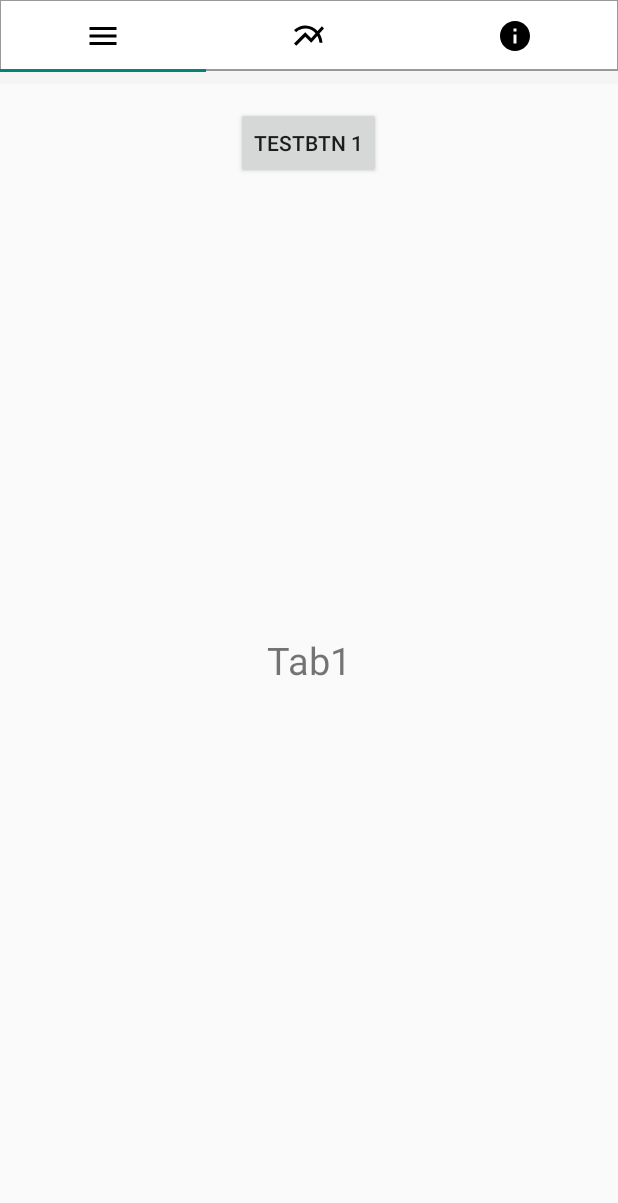
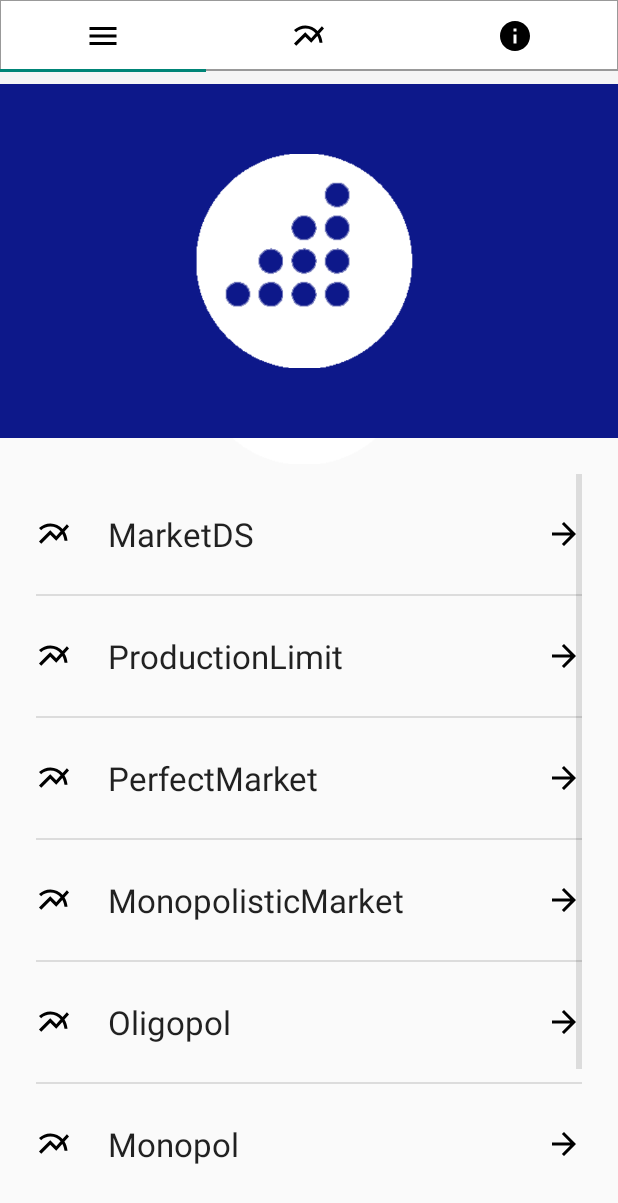
Before and after one commit to Tolas94/graphPef, an Android app: the MainScreenController screen opened directly, with no data from a screen before it, on a phone screen of 412 x 824 dp. Shown: the top 1203 px of the screen. Run offline under Robolectric (Android 15) with nearby library versions, the phone set to English and light mode, and no system bars; libraries missing offline, so code that uses them is left out: com.jjoe64.graphview; 21 statements that could not run were skipped.

Commit message:
new menu in menuFragment
Custom ArrayAdapter implemented
TODO onclicklistener

```diff
--- a/app/src/main/java/cz/mendelu/tomas/graphpef/GraphFragment.java
+++ b/app/src/main/java/cz/mendelu/tomas/graphpef/GraphFragment.java
@@ -267,6 +267,8 @@ public class GraphFragment extends Fragment{
 
     private void createShape(ArrayList<DataPoint> arrayList){
         //TODO create shape for are to be shown to user
+        // probably will not be able to do so
+        // possible solution is to draw backgroung with color on curve and white on the lower one
     }
 
     private void updateMenuTitles() {
--- a/app/src/main/java/cz/mendelu/tomas/graphpef/MainScreenController.java
+++ b/app/src/main/java/cz/mendelu/tomas/graphpef/MainScreenController.java
@@ -6,6 +6,8 @@ import android.support.design.widget.TabLayout;
 import android.support.v4.app.FragmentTransaction;
 import android.support.v4.view.ViewPager;
 import android.support.v7.app.AppCompatActivity;
+import android.widget.ArrayAdapter;
+import android.widget.ListView;
 
 import java.util.ArrayList;
 import java.util.HashMap;
@@ -68,7 +70,7 @@ public class MainScreenController extends AppCompatActivity{
     protected void onCreate(@Nullable Bundle savedInstanceState) {
         super.onCreate(savedInstanceState);
         setContentView(R.layout.main_screen_layout);
-        graphsDatabase = new HashMap<GraphEnum, GraphHelperObject>();
+        graphsDatabase = new HashMap<>();
         populateGraphDatabase();
 
         mSectionsPagerAdapter = new SectionsPagerAdapter(getSupportFragmentManager());
@@ -82,6 +84,7 @@ public class MainScreenController extends AppCompatActivity{
         tabLayout.getTabAt(0).setIcon(R.drawable.ic_menu_black_24dp);
         tabLayout.getTabAt(1).setIcon(R.drawable.ic_multiline_chart_black_24dp);
         tabLayout.getTabAt(2).setIcon(R.drawable.ic_info_black_24dp);
+
     }
 
     private void setupViewPager(ViewPager viewPager) {
--- a/app/src/main/java/cz/mendelu/tomas/graphpef/MenuFragment.java
+++ b/app/src/main/java/cz/mendelu/tomas/graphpef/MenuFragment.java
@@ -3,11 +3,16 @@ package cz.mendelu.tomas.graphpef;
 import android.os.Bundle;
 import android.support.annotation.Nullable;
 import android.support.v4.app.Fragment;
+import android.util.Log;
 import android.view.LayoutInflater;
 import android.view.View;
 import android.view.ViewGroup;
+import android.widget.ArrayAdapter;
 import android.widget.Button;
+import android.widget.ListView;
 import android.widget.Toast;
+
+import java.util.ArrayList;
 
 
 /**
@@ -17,21 +22,23 @@ import android.widget.Toast;
 public class MenuFragment extends Fragment{
     private static final String TAG = "MenuFragment";
 
-    private Button btnTest;
-
     @Nullable
     @Override
     public View onCreateView(LayoutInflater inflater, @Nullable ViewGroup container, @Nullable Bundle savedInstances) {
         View view = inflater.inflate(R.layout.menu_fragment,container,false);
-        btnTest = (Button) view.findViewById(R.id.BTNtest1);
+        Log.d(TAG,"onCreateView init");
 
-        btnTest.setOnClickListener(new View.OnClickListener(){
-            @Override
-            public void onClick(View view){
-                Toast.makeText(getActivity(), "TESTING BUTTON",Toast.LENGTH_SHORT).show();
-            }
-        });
 
+        ListView graphMenu = view.findViewById(R.id.listOfGraphs);
+
+        ArrayList<String> graphNames = new ArrayList<>();
+        Log.d(TAG,"graphNames init");
+        for(MainScreenController.GraphEnum graphEnum: MainScreenController.GraphEnum.values()){
+            graphNames.add(graphEnum.toString());
+        }
+        Log.d(TAG,"graphNames size[" + graphNames.size() + "] e.g " /*+ graphNames.get(0)*/);
+        MenuListAdapter adapter = new MenuListAdapter(getActivity(), R.layout.graph_menu_item_layout, graphNames);
+        graphMenu.setAdapter(adapter);
         return view;
     }
 
--- /dev/null
+++ b/app/src/main/java/cz/mendelu/tomas/graphpef/MenuListAdapter.java
@@ -0,0 +1,40 @@
+package cz.mendelu.tomas.graphpef;
+
+import android.content.Context;
+import android.support.annotation.NonNull;
+import android.support.annotation.Nullable;
+import android.view.LayoutInflater;
+import android.view.View;
+import android.view.ViewGroup;
+import android.widget.ArrayAdapter;
+import android.widget.TextView;
+
+import java.util.ArrayList;
+
+/**
+ * Created by tomas on 19.08.2018.
+ */
+
+class MenuListAdapter extends ArrayAdapter<String>{
+
+    private Context mContext;
+    private int mResource;
+
+    public MenuListAdapter(@NonNull Context context, int resource, @NonNull ArrayList<String> objects) {
+        super(context, resource, objects);
+        this.mContext = context;
+        this.mResource = resource;
+    }
+
+    @NonNull
+    @Override
+    public View getView(int position, @Nullable View convertView, @NonNull ViewGroup parent) {
+
+        LayoutInflater inflater = LayoutInflater.from(mContext);
+        convertView = inflater.inflate(mResource,parent,false);
+
+        TextView textView = (TextView) convertView.findViewById(R.id.menu_item_text);
+        textView.setText(getItem(position));
+        return convertView;
+    }
+}
--- /dev/null
+++ b/app/src/main/res/drawable/ic_arrow_forward_black_24dp.xml
@@ -0,0 +1,9 @@
+<vector xmlns:android="http://schemas.android.com/apk/res/android"
+        android:width="24dp"
+        android:height="24dp"
+        android:viewportWidth="24.0"
+        android:viewportHeight="24.0">
+    <path
+        android:fillColor="#FF000000"
+        android:pathData="M12,4l-1.41,1.41L16.17,11H4v2h12.17l-5.58,5.59L12,20l8,-8z"/>
+</vector>
--- /dev/null
+++ b/app/src/main/res/layout/graph_menu_item_layout.xml
@@ -0,0 +1,36 @@
+<?xml version="1.0" encoding="utf-8"?>
+<RelativeLayout
+    xmlns:android="http://schemas.android.com/apk/res/android"
+    xmlns:app="http://schemas.android.com/apk/res-auto"
+    android:layout_width="match_parent"
+    android:layout_height="80dp">
+
+    <TextView
+        android:id="@+id/menu_item_text"
+        android:layout_width="wrap_content"
+        android:layout_height="wrap_content"
+        android:layout_centerVertical="true"
+        android:layout_gravity="center"
+        android:layout_toEndOf="@+id/imageView3"
+        android:text="Testing text"
+        android:layout_marginLeft="24dp"
+        android:textAppearance="@android:style/TextAppearance.Material.Large" />
+
+    <ImageView
+        android:id="@+id/menu_item_icon"
+        android:layout_width="wrap_content"
+        android:layout_height="wrap_content"
+        android:layout_alignParentEnd="true"
+        android:layout_centerVertical="true"
+        app:srcCompat="@drawable/ic_arrow_forward_black_24dp" />
+
+    <ImageView
+        android:id="@+id/imageView3"
+        android:layout_width="wrap_content"
+        android:layout_height="wrap_content"
+        android:layout_alignParentStart="true"
+        android:layout_centerVertical="true"
+        app:srcCompat="@drawable/ic_multiline_chart_black_24dp" />
+
+
+</RelativeLayout>
--- a/app/src/main/res/layout/main_screen_layout.xml
+++ b/app/src/main/res/layout/main_screen_layout.xml
@@ -1,10 +1,27 @@
 <?xml version="1.0" encoding="utf-8"?>
-<android.support.design.widget.CoordinatorLayout
-    xmlns:android="http://schemas.android.com/apk/res/android"
+<android.support.design.widget.CoordinatorLayout xmlns:android="http://schemas.android.com/apk/res/android"
     xmlns:tools="http://schemas.android.com/tools"
     android:layout_width="match_parent"
     android:layout_height="match_parent"
+    xmlns:app="http://schemas.android.com/apk/res-auto"
     tools:ignore="ExtraText">
+
+    <RelativeLayout
+        android:layout_width="match_parent"
+        android:layout_height="match_parent"
+        android:layout_alignParentBottom="true"
+        android:layout_alignParentEnd="true"
+        android:id="@+id/imageRelativeMenu">
+
+        <ImageView
+            android:id="@+id/imageView2"
+            android:layout_width="wrap_content"
+            android:layout_height="wrap_content"
+            android:layout_alignParentStart="true"
+            android:layout_alignParentTop="true"
+            android:layout_marginTop="120dp"
+            app:srcCompat="@drawable/logo_pef_biele" />
+    </RelativeLayout>
 
     //cela screena
     <RelativeLayout
@@ -41,10 +58,13 @@
             android:id="@+id/relativeMiddle"
             android:layout_below="@+id/relativeTopBar"
             >
+
             <android.support.v4.view.ViewPager
+                android:id="@+id/container"
                 android:layout_width="match_parent"
                 android:layout_height="match_parent"
-                android:id="@+id/container">
+                android:layout_alignParentStart="true"
+                android:layout_alignParentTop="true">
 
             </android.support.v4.view.ViewPager>
 
--- a/app/src/main/res/layout/menu_fragment.xml
+++ b/app/src/main/res/layout/menu_fragment.xml
@@ -1,29 +1,30 @@
 <?xml version="1.0" encoding="utf-8"?>
 <RelativeLayout xmlns:android="http://schemas.android.com/apk/res/android"
+    xmlns:app="http://schemas.android.com/apk/res-auto"
     android:orientation="vertical"
     android:layout_width="match_parent"
     android:layout_height="match_parent">
 
 
-    <Button
-        android:layout_width="wrap_content"
+    <RelativeLayout
+        android:layout_width="match_parent"
         android:layout_height="wrap_content"
-        android:layout_marginTop="15dp"
-        android:id="@+id/BTNtest1"
-        android:text="TESTBTN 1"
-        android:layout_centerHorizontal="true"/>
+        android:id="@+id/imageRelativeMenu"
+        android:background="@color/blueDark">
 
-    <TextView
-        android:layout_width="wrap_content"
-        android:layout_height="wrap_content"
-        android:layout_centerHorizontal="true"
-        android:layout_centerVertical="true"
-        android:textSize="25sp"
-        android:text="Tab1"
-        android:id="@+id/textTab1"
-        android:layout_margin="40dp"
-        />
+        <ImageView
+            android:id="@+id/imageView2"
+            android:layout_width="wrap_content"
+            android:layout_height="wrap_content"
+            app:srcCompat="@drawable/logo_pef_biele" />
+    </RelativeLayout>
 
-
+    <ListView
+        android:id="@+id/listOfGraphs"
+        style="@android:style/Widget.Material.ListView"
+        android:layout_width="match_parent"
+        android:layout_height="match_parent"
+        android:layout_below="@id/imageRelativeMenu"
+        android:padding="24dp" />
 
 </RelativeLayout>
```
Also changed, not shown: 64 other files.
